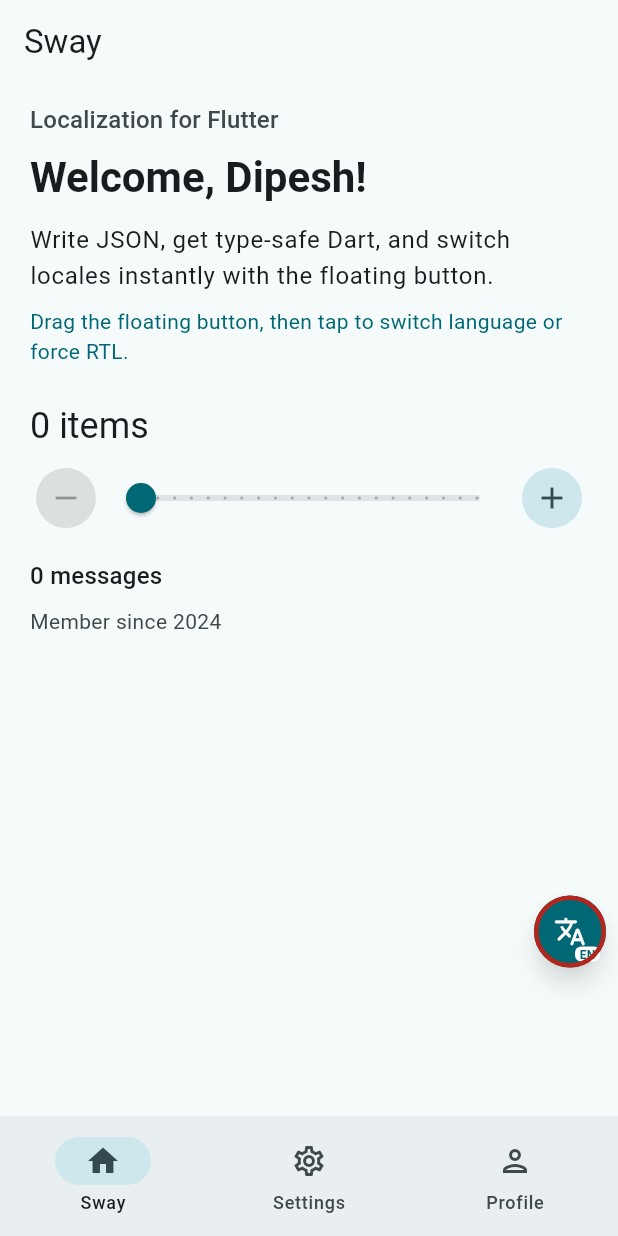
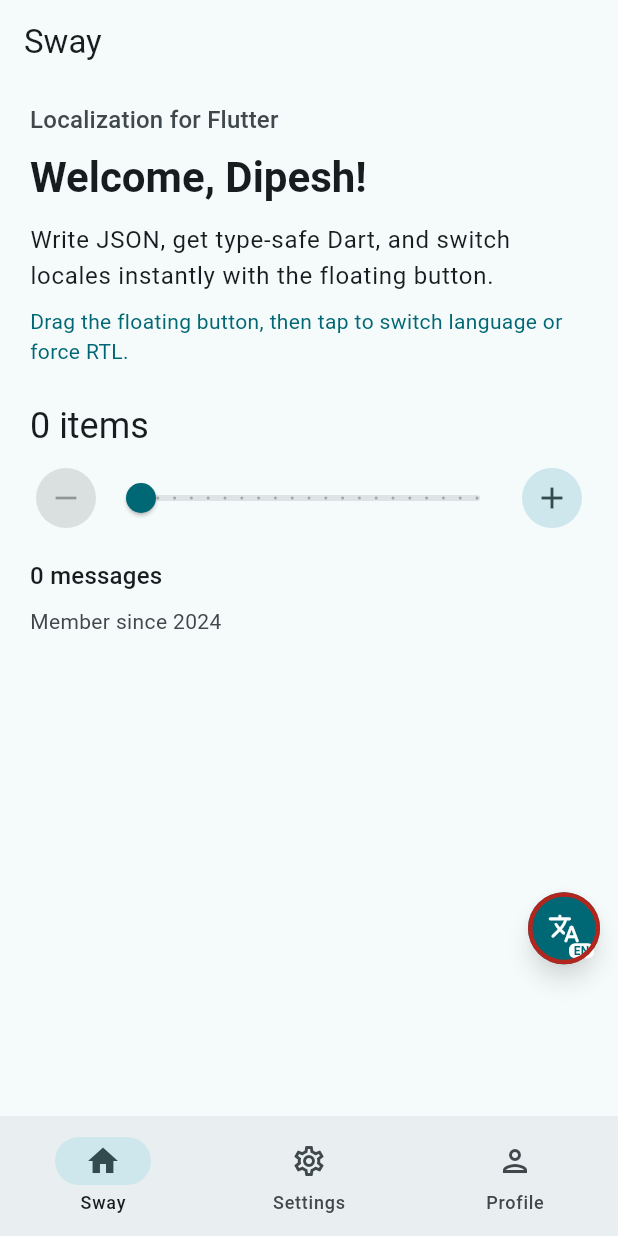
Before and after one commit to Darkmintis/sway, a Flutter app: the screen it shows after launch, after a tap on the "remove" icon, on a phone screen of 412 x 824 dp. Run offline on Flutter 3.47's test engine with Material 3 defaults, Android fonts, the phone set to English and light mode, and no system bars.

Commit message:
fix(overlay): keep bubble inside the safe area and handle 0×0 first frame
Clamp default, drag, and snap positions inside one bounds rect that
stays 12px within MediaQuery.padding (status bar, navigation bar,
notches), matching Mole and Ferret. Skip positioning while the first
frame reports an empty screen so the bubble no longer pins top-left.

```diff
--- a/lib/src/overlay/sway_overlay.dart
+++ b/lib/src/overlay/sway_overlay.dart
@@ -11,7 +11,7 @@ import 'overlay_controller.dart';
 import 'sway_activation.dart';
 
 const double _kBubbleSize = 48;
-const double _kEdgeMargin = 8;
+const double _kEdgeMargin = 12;
 const double _kPanelWidth = 200;
 const double _kDragTapSlop = 8;
 const Duration _kLongPressHide = Duration(milliseconds: 450);
@@ -84,6 +84,11 @@ class SwayOverlay extends StatefulWidget {
 
   @override
   State<SwayOverlay> createState() => _SwayOverlayState();
+
+  /// Forgets the remembered bubble position (tests only).
+  @visibleForTesting
+  static void clearPersistedPositionForTest() =>
+      _persistedBubblePosition = null;
 }
 
 class _SwayOverlayState extends State<SwayOverlay> {
@@ -200,32 +205,47 @@ class _SwayOverlayState extends State<SwayOverlay> {
         );
         return;
       }
-      _ensurePosition(MediaQuery.sizeOf(context));
+      _ensurePosition(MediaQuery.of(context));
       _buttonEntry = OverlayEntry(builder: _buildButton);
       overlay.insert(_buttonEntry!);
     });
   }
 
-  void _ensurePosition(Size screen) {
-    if (_position != null) return;
-    final saved = _persistedBubblePosition;
-    if (saved != null) {
-      _position = Offset(
-        saved.dx.clamp(0.0, screen.width - _kBubbleSize),
-        saved.dy.clamp(0.0, screen.height - _kBubbleSize),
-      );
-      return;
-    }
-    _position = Offset(
-      screen.width - _kBubbleSize - _kEdgeMargin,
-      _defaultLowerMidTop(screen),
+  /// Top-left bounds: [_kEdgeMargin] from every edge, inside the safe area
+  /// (status bar, navigation bar, notches) — same rule as Mole and Ferret.
+  Rect _bounds(MediaQueryData media) {
+    final pad = media.padding;
+    return Rect.fromLTRB(
+      pad.left + _kEdgeMargin,
+      pad.top + _kEdgeMargin,
+      media.size.width - pad.right - _kBubbleSize - _kEdgeMargin,
+      media.size.height - pad.bottom - _kBubbleSize - _kEdgeMargin,
     );
   }
 
-  double _defaultLowerMidTop(Size screen) {
-    final center = (screen.height - _kBubbleSize) / 2;
-    final bottom = screen.height - _kBubbleSize - _kEdgeMargin;
-    return center + (bottom - center) * _kDefaultLowerBand;
+  Offset _clampToBounds(Offset offset, MediaQueryData media) {
+    final b = _bounds(media);
+    return Offset(
+      offset.dx.clamp(b.left, b.right),
+      offset.dy.clamp(b.top, b.bottom),
+    );
+  }
+
+  void _ensurePosition(MediaQueryData media) {
+    // The first frame can report a 0×0 screen; a default computed from it
+    // would pin the bubble top-left forever. Wait for a real size.
+    if (_position != null || media.size.isEmpty) return;
+    final saved = _persistedBubblePosition;
+    if (saved != null) {
+      _position = _clampToBounds(saved, media);
+      return;
+    }
+    final b = _bounds(media);
+    final center = (b.top + b.bottom) / 2;
+    _position = Offset(
+      b.right,
+      center + (b.bottom - center) * _kDefaultLowerBand,
+    );
   }
 
   void _persistPosition() {
@@ -283,23 +303,15 @@ class _SwayOverlayState extends State<SwayOverlay> {
   }
 
   void _onPanUpdate(DragUpdateDetails details) {
-    final screen = MediaQuery.sizeOf(context);
-    _ensurePosition(screen);
+    final media = MediaQuery.of(context);
+    _ensurePosition(media);
+    if (_position == null) return;
     _dragDistance += details.delta.distance;
     if (_dragDistance >= _kDragTapSlop) {
       _longPressTimer?.cancel();
       _longPressTimer = null;
     }
-    _position = Offset(
-      (_position!.dx + details.delta.dx).clamp(
-        0.0,
-        screen.width - _kBubbleSize,
-      ),
-      (_position!.dy + details.delta.dy).clamp(
-        0.0,
-        screen.height - _kBubbleSize,
-      ),
-    );
+    _position = _clampToBounds(_position! + details.delta, media);
     _markOverlayDirty();
   }
 
@@ -308,16 +320,14 @@ class _SwayOverlayState extends State<SwayOverlay> {
     _longPressTimer = null;
     if (!mounted || _userHidden || !_active) return;
 
-    final screen = MediaQuery.sizeOf(context);
-    _ensurePosition(screen);
-    final midX = screen.width / 2;
-    final snapLeft = _position!.dx + _kBubbleSize / 2 < midX;
-    _position = Offset(
-      snapLeft ? _kEdgeMargin : screen.width - _kBubbleSize - _kEdgeMargin,
-      _position!.dy.clamp(
-        _kEdgeMargin,
-        screen.height - _kBubbleSize - _kEdgeMargin,
-      ),
+    final media = MediaQuery.of(context);
+    _ensurePosition(media);
+    if (_position == null) return;
+    final b = _bounds(media);
+    final snapLeft = _position!.dx + _kBubbleSize / 2 < media.size.width / 2;
+    _position = _clampToBounds(
+      Offset(snapLeft ? b.left : b.right, _position!.dy),
+      media,
     );
     _persistPosition();
     _markOverlayDirty();
@@ -328,16 +338,18 @@ class _SwayOverlayState extends State<SwayOverlay> {
   }
 
   Widget _buildButton(BuildContext context) {
-    final screen = MediaQuery.sizeOf(context);
-    _ensurePosition(screen);
+    final media = MediaQuery.of(context);
+    _ensurePosition(media);
+    if (_position == null) return const SizedBox.shrink();
     final theme = Theme.of(context);
     final locale = _controller?.currentLocale;
     final code = (locale?.languageCode ?? '?').toUpperCase();
     final bubble = _buildBubble(theme, code, _activation.showReleaseWarning);
+    final at = _clampToBounds(_position!, media);
 
     return Positioned(
-      left: _position!.dx.clamp(0.0, screen.width - _kBubbleSize),
-      top: _position!.dy.clamp(0.0, screen.height - _kBubbleSize),
+      left: at.dx,
+      top: at.dy,
       child: _activation.showReleaseWarning
           ? Semantics(label: 'Sway active in release build', child: bubble)
           : bubble,
```
Also changed, not shown: 1 other file.
